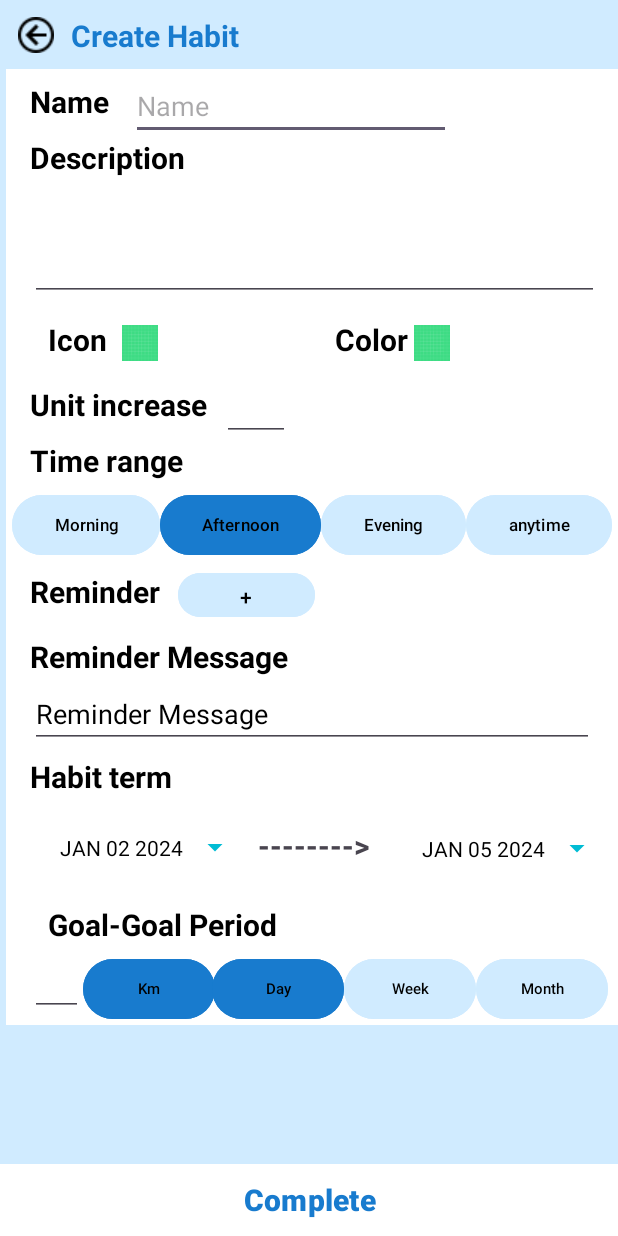
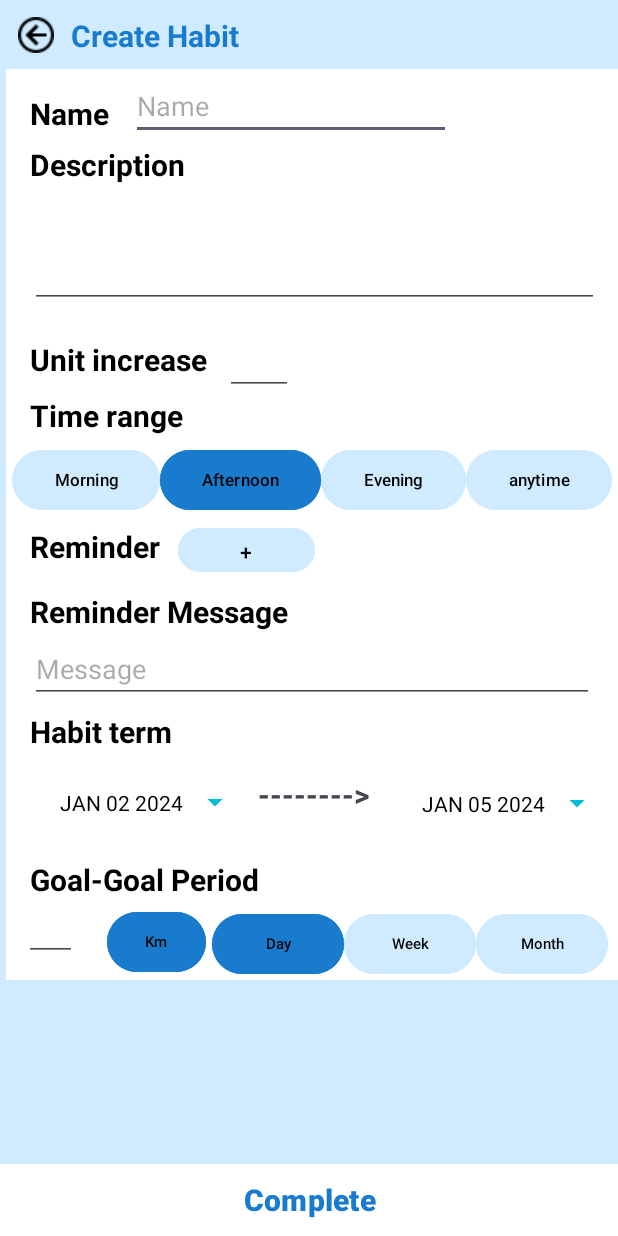
Before and after one commit to TruongDang23/project_mobile_habit_tracked, an Android app: the Create_habit screen opened directly, with no data from a screen before it, on a phone screen of 412 x 824 dp. Run offline under Robolectric (Android 15) with nearby library versions, the phone set to English and light mode, and no system bars.

Commit message:
fix some ui

```diff
--- a/app/src/main/java/com/example/finalproject/MainActivity.java
+++ b/app/src/main/java/com/example/finalproject/MainActivity.java
@@ -8,7 +8,7 @@ import android.widget.Button;
 import android.view.View;
 
 public class MainActivity extends AppCompatActivity {
-    Button btnWelcome, btnHomeMain;
+    Button btnWelcome, btnHomeMain, btnSettings, btnCreateHabit;
 
     @Override
     protected void onCreate(Bundle savedInstanceState) {
@@ -27,5 +27,16 @@ public class MainActivity extends AppCompatActivity {
             startActivity(intent);
         });
 
+        btnSettings = findViewById(R.id.btnSettings);
+        btnSettings.setOnClickListener(v -> {
+            Intent intent = new Intent(MainActivity.this, Setting.class);
+            startActivity(intent);
+        });
+
+        btnCreateHabit = findViewById(R.id.btnCreateHabit);
+        btnCreateHabit.setOnClickListener(v -> {
+            Intent intent = new Intent(MainActivity.this, Create_habit.class);
+            startActivity(intent);
+        });
     }
 }
--- a/app/src/main/res/layout/activity_create_habit.xml
+++ b/app/src/main/res/layout/activity_create_habit.xml
@@ -45,7 +45,7 @@
             android:layout_width="wrap_content"
             android:layout_height="wrap_content"
             android:layout_marginStart="16dp"
-            android:layout_marginTop="8dp"
+            android:layout_marginTop="16dp"
             android:text="Name "
             android:textColor="@color/black"
             android:textSize="20dp"
@@ -60,8 +60,8 @@
             android:layout_marginStart="10dp"
             android:layout_marginTop="2dp"
             android:ems="10"
+            android:hint="Name"
             android:inputType="text"
-            android:hint="Name"
             android:textColor="@color/black"
             app:layout_constraintStart_toEndOf="@+id/textView14"
             app:layout_constraintTop_toTopOf="parent" />
@@ -71,13 +71,13 @@
             android:layout_width="wrap_content"
             android:layout_height="wrap_content"
             android:layout_marginStart="16dp"
-            android:layout_marginTop="10dp"
+            android:layout_marginTop="50dp"
             android:text="Description"
             android:textColor="@color/black"
             android:textSize="20dp"
             android:textStyle="bold"
             app:layout_constraintStart_toStartOf="parent"
-            app:layout_constraintTop_toBottomOf="@+id/textView14" />
+            app:layout_constraintTop_toTopOf="parent" />
 
         <EditText
             android:id="@+id/editTextTextMultiLine"
@@ -93,77 +93,29 @@
             app:layout_constraintTop_toBottomOf="@+id/textView15" />
 
         <TextView
-            android:id="@+id/textView16"
-            android:layout_width="wrap_content"
-            android:layout_height="wrap_content"
-            android:layout_marginStart="28dp"
-            android:layout_marginTop="12dp"
-            android:text="Icon"
-            android:textColor="@color/black"
-            android:textSize="20dp"
-            android:textStyle="bold"
-            app:layout_constraintStart_toStartOf="parent"
-            app:layout_constraintTop_toBottomOf="@+id/editTextTextMultiLine" />
-
-        <ImageView
-            android:id="@+id/imageView"
-            android:layout_width="24dp"
-            android:layout_height="24dp"
-            android:layout_marginStart="10dp"
-            android:layout_marginTop="16dp"
-            android:src="@drawable/ic_launcher_background"
-            app:layout_constraintStart_toEndOf="@+id/textView16"
-            app:layout_constraintTop_toBottomOf="@+id/editTextTextMultiLine"
-            tools:srcCompat="@tools:sample/avatars" />
-
-        <TextView
-            android:id="@+id/textView17"
-            android:layout_width="wrap_content"
-            android:layout_height="wrap_content"
-            android:layout_marginTop="12dp"
-            android:layout_marginEnd="4dp"
-            android:text="Color"
-            android:textColor="@color/black"
-            android:textSize="20dp"
-            android:textStyle="bold"
-            app:layout_constraintEnd_toStartOf="@+id/imageView2"
-            app:layout_constraintTop_toBottomOf="@+id/editTextTextMultiLine" />
-
-        <ImageView
-            android:id="@+id/imageView2"
-            android:layout_width="24dp"
-            android:layout_height="24dp"
-            android:layout_marginTop="16dp"
-            android:layout_marginEnd="112dp"
-            android:src="@drawable/ic_launcher_background"
-            app:layout_constraintEnd_toEndOf="parent"
-            app:layout_constraintTop_toBottomOf="@+id/editTextTextMultiLine"
-            tools:srcCompat="@tools:sample/avatars" />
-
-        <TextView
             android:id="@+id/textView18"
             android:layout_width="wrap_content"
             android:layout_height="wrap_content"
             android:layout_marginStart="16dp"
-            android:layout_marginTop="16dp"
+            android:layout_marginTop="180dp"
             android:text="Unit increase"
             android:textColor="@color/black"
             android:textSize="20dp"
             android:textStyle="bold"
             app:layout_constraintStart_toStartOf="parent"
-            app:layout_constraintTop_toBottomOf="@+id/textView16" />
+            app:layout_constraintTop_toTopOf="parent" />
 
         <EditText
             android:id="@+id/editTextNumber"
             android:layout_width="45dp"
             android:layout_height="38dp"
-            android:layout_marginStart="10dp"
-            android:layout_marginTop="15dp"
+            android:layout_marginStart="12dp"
+            android:layout_marginTop="20dp"
             android:ems="10"
             android:inputType="number"
             android:textColor="@color/black"
             app:layout_constraintStart_toEndOf="@+id/textView18"
-            app:layout_constraintTop_toBottomOf="@+id/imageView" />
+            app:layout_constraintTop_toBottomOf="@+id/editTextTextMultiLine" />
 
         <TextView
             android:id="@+id/textView19"
@@ -199,7 +151,7 @@
             android:layout_marginTop="7dp"
             android:ems="10"
             android:inputType="text"
-            android:text="Reminder Message"
+            android:hint="Message"
             android:textColor="@color/black"
             app:layout_constraintStart_toStartOf="parent"
             app:layout_constraintTop_toBottomOf="@+id/textView21" />
@@ -221,7 +173,7 @@
             android:id="@+id/textView22"
             android:layout_width="wrap_content"
             android:layout_height="wrap_content"
-            android:layout_marginStart="28dp"
+            android:layout_marginStart="16dp"
             android:layout_marginTop="16dp"
             android:text="Goal-Goal Period"
             android:textColor="@color/black"
@@ -234,8 +186,8 @@
             android:id="@+id/editTextNumberDecimal"
             android:layout_width="35dp"
             android:layout_height="37dp"
-            android:layout_marginStart="16dp"
-            android:layout_marginTop="10dp"
+            android:layout_marginStart="12dp"
+            android:layout_marginTop="3dp"
             android:ems="10"
             android:inputType="numberDecimal"
             app:layout_constraintStart_toStartOf="parent"
@@ -243,9 +195,10 @@
 
         <Button
             android:id="@+id/button3"
-            android:layout_width="wrap_content"
-            android:layout_height="wrap_content"
-            android:layout_marginTop="5dp"
+            android:layout_width="66dp"
+            android:layout_height="48dp"
+            android:layout_marginStart="20dp"
+            android:layout_marginTop="4dp"
             android:backgroundTint="@color/Blue"
             android:text="Km"
             android:textColor="@color/black"
@@ -363,7 +316,7 @@
             android:layout_width="80dp"
             android:layout_height="26dp"
             android:layout_marginStart="168dp"
-            android:layout_marginTop="504dp"
+            android:layout_marginTop="470dp"
             android:text="-------->"
             android:textSize="20dp"
             android:textStyle="bold"
--- a/app/src/main/res/layout/activity_main.xml
+++ b/app/src/main/res/layout/activity_main.xml
@@ -33,16 +33,16 @@
                 android:text="Welcome" />
             <Button
                 android:layout_margin="10dp"
-                android:id="@+id/button2"
+                android:id="@+id/btnSettings"
                 android:layout_width="wrap_content"
                 android:layout_height="wrap_content"
-                android:text="Button 2" />
+                android:text="Settings" />
             <Button
                 android:layout_margin="10dp"
-                android:id="@+id/button3"
+                android:id="@+id/btnCreateHabit"
                 android:layout_width="wrap_content"
                 android:layout_height="wrap_content"
-                android:text="Button 2" />
+                android:text="Create Habit" />
         </TableRow>
         <TableRow
             android:layout_width="match_parent"
--- a/app/src/main/res/layout/activity_setting.xml
+++ b/app/src/main/res/layout/activity_setting.xml
@@ -4,7 +4,7 @@
     xmlns:tools="http://schemas.android.com/tools"
     android:layout_width="match_parent"
     android:layout_height="match_parent"
-    android:background="@color/white"
+    android:background="#d0ebff"
     tools:context=".Setting">
     <TextView
         android:id="@+id/textView"
@@ -124,7 +124,7 @@
 
         <ImageView
             android:id="@+id/imvAvatar"
-            android:src="@drawable/ic_launcher_background"
+            android:src="@drawable/avatar"
             android:layout_width="125dp"
             android:layout_height="125dp"
             android:layout_marginStart="16dp"
```
Also changed, not shown: app/src/main/res/drawable/avatar.png (added).
